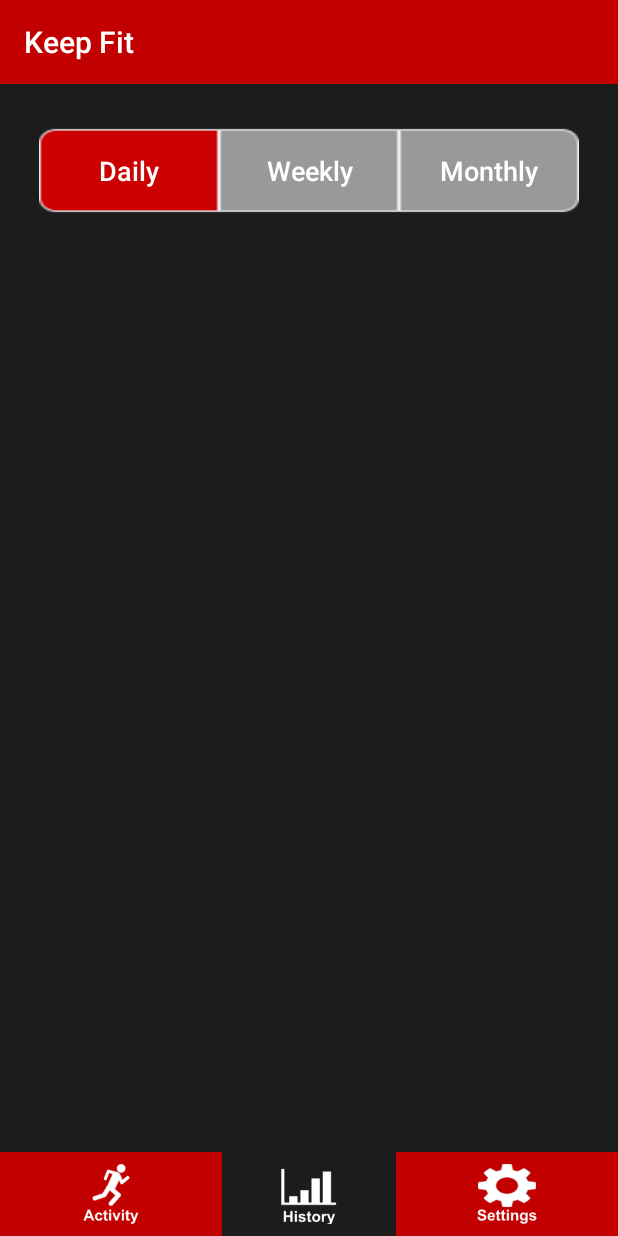
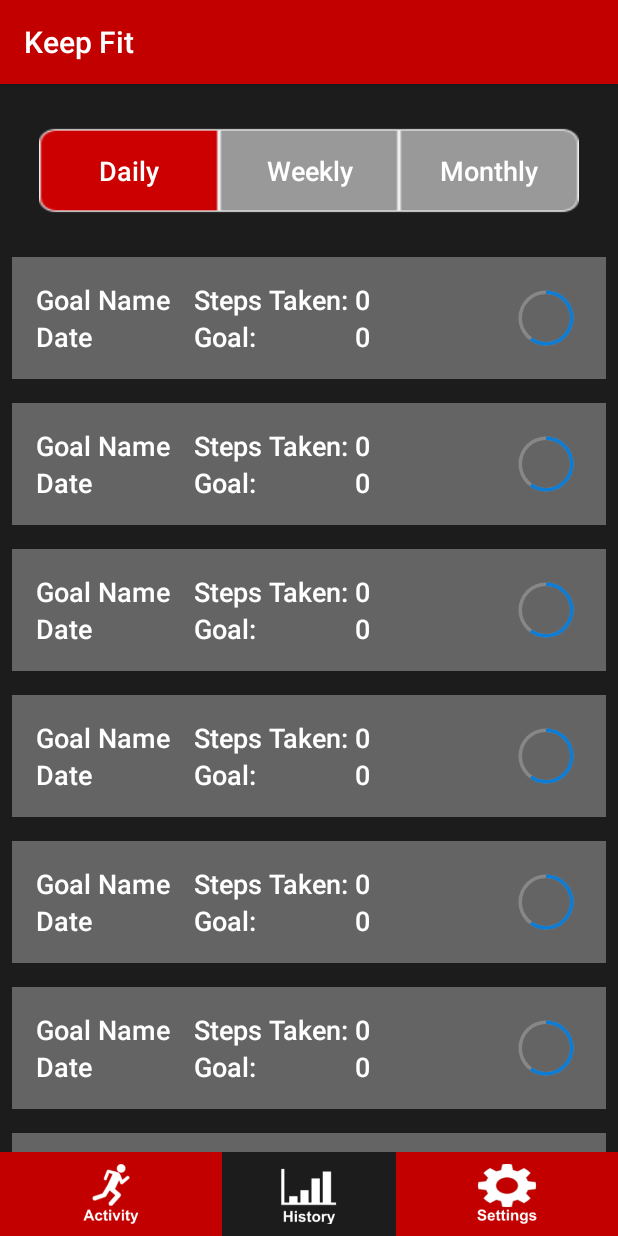
Before and after one commit to EanCo26/CotterIain_KeepFitApp, an Android app: the screen it shows after launch (HistoryActivity), after a tap on an icon or button, on a phone screen of 412 x 824 dp. Run offline under Robolectric (Android 15) with nearby library versions, the phone set to English and light mode, and no system bars; our stand-ins replace Room's generated code.

Commit message:
History RecyclerView with place holder data
- Tried to add anims for slide in/out activity transitions (may have been deprecated)
- Moved Goal classes used in MainActivity to GoalSettings directory
- Created RecyclerView in History screen that will be populated with previous goal data (element designed)
- HistoryAdapter only takes in random list of strings (placeholder) will populate element later when previous activities have been saved to a database

```diff
--- a/app/src/main/java/me/uos/cotteriain_keepfitapp/GoalAdapter.java
+++ b/app/src/main/java/me/uos/cotteriain_keepfitapp/GoalSettings/GoalAdapter.java
@@ -1,4 +1,4 @@
-package me.uos.cotteriain_keepfitapp;
+package me.uos.cotteriain_keepfitapp.GoalSettings;
 
 import android.view.LayoutInflater;
 import android.view.View;
@@ -11,6 +11,7 @@ import java.util.List;
 
 import androidx.annotation.NonNull;
 import androidx.recyclerview.widget.RecyclerView;
+import me.uos.cotteriain_keepfitapp.R;
 import me.uos.cotteriain_keepfitapp.database.GoalEntry;
 
 public class GoalAdapter extends RecyclerView.Adapter<GoalAdapter.ViewHolder> {
--- a/app/src/main/java/me/uos/cotteriain_keepfitapp/GoalViewModel.java
+++ b/app/src/main/java/me/uos/cotteriain_keepfitapp/GoalSettings/GoalViewModel.java
@@ -1,4 +1,4 @@
-package me.uos.cotteriain_keepfitapp;
+package me.uos.cotteriain_keepfitapp.GoalSettings;
 
 import android.app.Application;
 
--- a/app/src/main/java/me/uos/cotteriain_keepfitapp/HistoryActivity.java
+++ b/app/src/main/java/me/uos/cotteriain_keepfitapp/HistoryActivity.java
@@ -6,20 +6,48 @@ import android.view.Menu;
 import android.view.MenuItem;
 import android.view.View;
 import android.widget.ImageView;
+import android.widget.LinearLayout;
 import android.widget.RadioButton;
 import android.widget.RadioGroup;
 
+import java.util.ArrayList;
+import java.util.List;
+
 import androidx.annotation.NonNull;
 import androidx.appcompat.app.AppCompatActivity;
+import androidx.recyclerview.widget.LinearLayoutManager;
+import androidx.recyclerview.widget.RecyclerView;
+import me.uos.cotteriain_keepfitapp.HistorySettings.HistoryAdapter;
 
 public class HistoryActivity extends AppCompatActivity {
 
     private ImageView activity, history, settings;
+    private RecyclerView historyView;
 
     @Override
     protected void onCreate(Bundle savedInstanceState) {
         super.onCreate(savedInstanceState);
         setContentView(R.layout.activity_history);
+
+        LinearLayoutManager layoutManager = new LinearLayoutManager(this);
+        layoutManager.setOrientation(LinearLayoutManager.VERTICAL);
+        historyView = (RecyclerView)findViewById(R.id.history_list);
+        historyView.setLayoutManager(layoutManager);
+
+        List<String> tempList = new ArrayList<>();
+        tempList.add("Hello");
+        tempList.add("Hello");
+        tempList.add("Hello");
+        tempList.add("Hello");
+        tempList.add("Hello");
+        tempList.add("Hello");
+        tempList.add("Hello");
+        tempList.add("Hello");
+        tempList.add("Hello");
+        tempList.add("Hello");
+
+        HistoryAdapter adapter = new HistoryAdapter(tempList);
+        historyView.setAdapter(adapter);
 
         RadioGroup radioGroup = (RadioGroup) findViewById(R.id.tabs);
         radioGroup.setOnCheckedChangeListener(new RadioGroup.OnCheckedChangeListener() {
--- /dev/null
+++ b/app/src/main/java/me/uos/cotteriain_keepfitapp/HistorySettings/HistoryAdapter.java
@@ -0,0 +1,42 @@
+package me.uos.cotteriain_keepfitapp.HistorySettings;
+
+import android.view.LayoutInflater;
+import android.view.View;
+import android.view.ViewGroup;
+
+import java.util.List;
+
+import androidx.annotation.NonNull;
+import androidx.recyclerview.widget.RecyclerView;
+import me.uos.cotteriain_keepfitapp.R;
+
+public class HistoryAdapter extends RecyclerView.Adapter<HistoryAdapter.ViewHolder> {
+
+    List<String> list;
+
+    public HistoryAdapter(List<String> list) { this.list = list; }
+
+    @NonNull
+    @Override
+    public ViewHolder onCreateViewHolder(@NonNull ViewGroup parent, int viewType) {
+        View view = LayoutInflater.from(parent.getContext()).inflate(R.layout.history_element, parent, false);
+        return new ViewHolder(view);
+    }
+
+    @Override
+    public void onBindViewHolder(@NonNull ViewHolder holder, int position) {
+
+    }
+
+    @Override
+    public int getItemCount() {
+        return list.size();
+    }
+
+
+    class ViewHolder extends RecyclerView.ViewHolder {
+        public ViewHolder(@NonNull View itemView) {
+            super(itemView);
+        }
+    }
+}
--- a/app/src/main/java/me/uos/cotteriain_keepfitapp/MainActivity.java
+++ b/app/src/main/java/me/uos/cotteriain_keepfitapp/MainActivity.java
@@ -6,6 +6,8 @@ import androidx.lifecycle.Observer;
 import androidx.lifecycle.ViewModelProvider;
 import androidx.recyclerview.widget.LinearLayoutManager;
 import androidx.recyclerview.widget.RecyclerView;
+import me.uos.cotteriain_keepfitapp.GoalSettings.GoalAdapter;
+import me.uos.cotteriain_keepfitapp.GoalSettings.GoalViewModel;
 import me.uos.cotteriain_keepfitapp.database.GoalDatabase;
 import me.uos.cotteriain_keepfitapp.database.GoalEntry;
 
@@ -46,8 +48,8 @@ public class MainActivity extends AppCompatActivity implements GoalAdapter.GoalC
     private TextView goalText, headerText, stepsText;
     private ProgressBar progressBar;
 
-    String currentDate;
-    String oldDate;
+    private String currentDate;
+    private String oldDate;
 
     @Override
     protected void onCreate(Bundle savedInstanceState) {
--- /dev/null
+++ b/app/src/main/res/anim/slide_in_left.xml
@@ -0,0 +1,7 @@
+<?xml version="1.0" encoding="utf-8"?>
+<set xmlns:android="http://schemas.android.com/apk/res/android"
+    android:duration="@android:integer/config_shortAnimTime">
+    <translate
+        android:fromXDelta="-100%p"
+        android:toXDelta="0"/>
+</set>
--- /dev/null
+++ b/app/src/main/res/anim/slide_in_right.xml
@@ -0,0 +1,8 @@
+<?xml version="1.0" encoding="utf-8"?>
+<set xmlns:android="http://schemas.android.com/apk/res/android"
+    android:duration="@android:integer/config_shortAnimTime"
+    android:interpolator="@android:anim/decelerate_interpolator">
+    <translate
+        android:fromXDelta="100%p"
+        android:toXDelta="0"/>
+</set>
--- /dev/null
+++ b/app/src/main/res/anim/slide_out_left.xml
@@ -0,0 +1,7 @@
+<?xml version="1.0" encoding="utf-8"?>
+<set xmlns:android="http://schemas.android.com/apk/res/android"
+    android:duration="@android:integer/config_shortAnimTime">
+    <translate
+        android:fromXDelta="0"
+        android:toXDelta="-100%p"/>
+</set>
--- /dev/null
+++ b/app/src/main/res/anim/slide_out_right.xml
@@ -0,0 +1,8 @@
+<?xml version="1.0" encoding="utf-8"?>
+<set xmlns:android="http://schemas.android.com/apk/res/android"
+    android:duration="@android:integer/config_shortAnimTime"
+    android:interpolator="@android:anim/decelerate_interpolator">
+    <translate
+        android:fromXDelta="0"
+        android:toXDelta="100%p"/>
+</set>
--- a/app/src/main/res/layout/activity_history.xml
+++ b/app/src/main/res/layout/activity_history.xml
@@ -50,6 +50,13 @@
             style="@style/Text"
             android:text="Monthly" />
     </RadioGroup>
+
+    <androidx.recyclerview.widget.RecyclerView
+        android:id="@+id/history_list"
+        android:layout_width="match_parent"
+        android:layout_height="0dp"
+        app:layout_constraintTop_toBottomOf="@+id/tabs"
+        app:layout_constraintBottom_toTopOf="@+id/navigation_bar"/>
 
     <androidx.constraintlayout.widget.ConstraintLayout
         android:id="@+id/navigation_bar"
--- a/app/src/main/res/layout/activity_main.xml
+++ b/app/src/main/res/layout/activity_main.xml
@@ -82,7 +82,6 @@
             app:layout_constraintEnd_toEndOf="parent"
             app:layout_constraintStart_toStartOf="parent"
             app:layout_constraintTop_toTopOf="parent"
-            app:layout_constraintVertical_bias="0.0"
             tools:progress="65" />
 
         <TextView
--- a/app/src/main/res/layout/goal_element.xml
+++ b/app/src/main/res/layout/goal_element.xml
@@ -20,8 +20,8 @@
 
     <ImageView
         android:id="@+id/edit"
-        android:layout_width="20dp"
-        android:layout_height="20dp"
+        android:layout_width="24dp"
+        android:layout_height="36dp"
         app:layout_constraintTop_toTopOf="parent"
         app:layout_constraintEnd_toEndOf="parent"
         android:clickable="true"
--- a/app/src/main/res/layout/history_element.xml
+++ b/app/src/main/res/layout/history_element.xml
@@ -1,13 +1,93 @@
 <?xml version="1.0" encoding="utf-8"?>
-<LinearLayout xmlns:android="http://schemas.android.com/apk/res/android"
-    android:orientation="horizontal" android:layout_width="match_parent"
-    android:layout_height="match_parent">
+<androidx.constraintlayout.widget.ConstraintLayout xmlns:android="http://schemas.android.com/apk/res/android"
+    xmlns:tools="http://schemas.android.com/tools"
+    xmlns:app="http://schemas.android.com/apk/res-auto"
+    android:orientation="horizontal"
+    android:layout_width="match_parent"
+    android:layout_height="wrap_content"
+    android:layout_margin="8dp"
+    android:background="@color/background_grey">
 
-    <RelativeLayout
+    <LinearLayout
+        android:id="@+id/linear1"
         android:layout_width="wrap_content"
-        android:layout_height="wrap_content">
+        android:layout_height="wrap_content"
+        android:layout_margin="16dp"
+        android:orientation="vertical"
+        app:layout_constraintTop_toTopOf="parent"
+        app:layout_constraintStart_toStartOf="parent"
+        app:layout_constraintBottom_toBottomOf="parent">
 
+        <TextView
+            android:id="@+id/name"
+            android:layout_width="wrap_content"
+            android:layout_height="wrap_content"
+            style="@style/Text"
+            android:text="Goal Name"/>
 
-    </RelativeLayout>
+        <TextView
+            android:id="@+id/date"
+            android:layout_width="wrap_content"
+            android:layout_height="wrap_content"
+            style="@style/Text"
+            android:text="Date"/>
+    </LinearLayout>
 
-</LinearLayout>
+    <androidx.constraintlayout.widget.ConstraintLayout
+        android:id="@+id/linear2"
+        android:layout_width="wrap_content"
+        android:layout_height="wrap_content"
+        android:layout_margin="16dp"
+        app:layout_constraintTop_toTopOf="parent"
+        app:layout_constraintStart_toEndOf="@id/linear1">
+
+        <TextView
+            android:id="@+id/steps"
+            android:layout_width="wrap_content"
+            android:layout_height="wrap_content"
+            style="@style/Text"
+            app:layout_constraintStart_toStartOf="parent"
+            app:layout_constraintTop_toTopOf="parent"
+            android:text="Steps Taken: "/>
+
+        <TextView
+            android:id="@+id/steps_num"
+            android:layout_width="wrap_content"
+            android:layout_height="wrap_content"
+            style="@style/Text"
+            app:layout_constraintStart_toEndOf="@id/steps"
+            app:layout_constraintTop_toTopOf="parent"
+            android:text="0"/>
+
+        <TextView
+            android:id="@+id/goal_steps"
+            android:layout_width="0dp"
+            android:layout_height="wrap_content"
+            style="@style/Text"
+            app:layout_constraintStart_toStartOf="@id/steps"
+            app:layout_constraintEnd_toEndOf="@id/steps"
+            app:layout_constraintTop_toBottomOf="@id/steps"
+            android:text="Goal: "/>
+
+        <TextView
+            android:id="@+id/goal_steps_num"
+            android:layout_width="wrap_content"
+            android:layout_height="wrap_content"
+            style="@style/Text"
+            app:layout_constraintStart_toEndOf="@id/steps"
+            app:layout_constraintTop_toTopOf="@id/goal_steps"
+            android:text="0"/>
+    </androidx.constraintlayout.widget.ConstraintLayout>
+
+    <ProgressBar
+        android:layout_width="wrap_content"
+        android:layout_height="wrap_content"
+        android:layout_marginEnd="16dp"
+        android:indeterminateOnly="false"
+        android:max="100"
+        android:progressDrawable="@drawable/progress_circle"
+        app:layout_constraintEnd_toEndOf="parent"
+        app:layout_constraintTop_toTopOf="parent"
+        app:layout_constraintBottom_toBottomOf="parent"
+        android:progress="60"/>
+</androidx.constraintlayout.widget.ConstraintLayout>
```
Also changed, not shown: app/src/main/res/drawable/just_activity_icon.png (deleted), app/src/main/res/drawable/just_history_icon.png (deleted), app/src/main/res/drawable/just_setting_icon.png (deleted).
